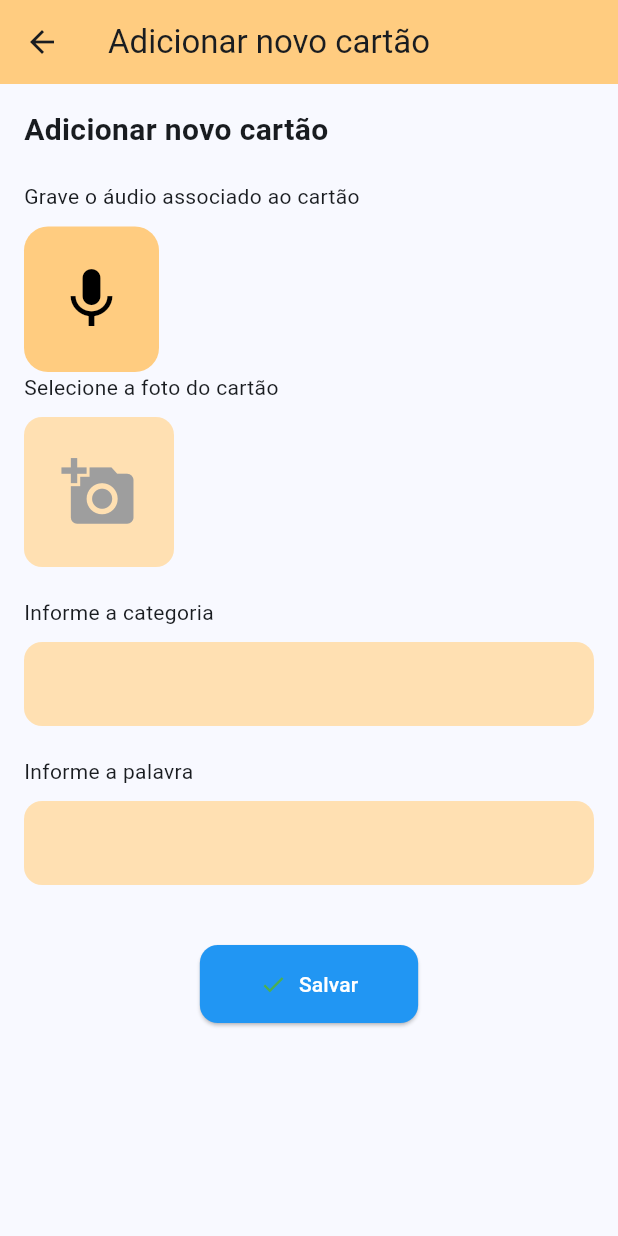
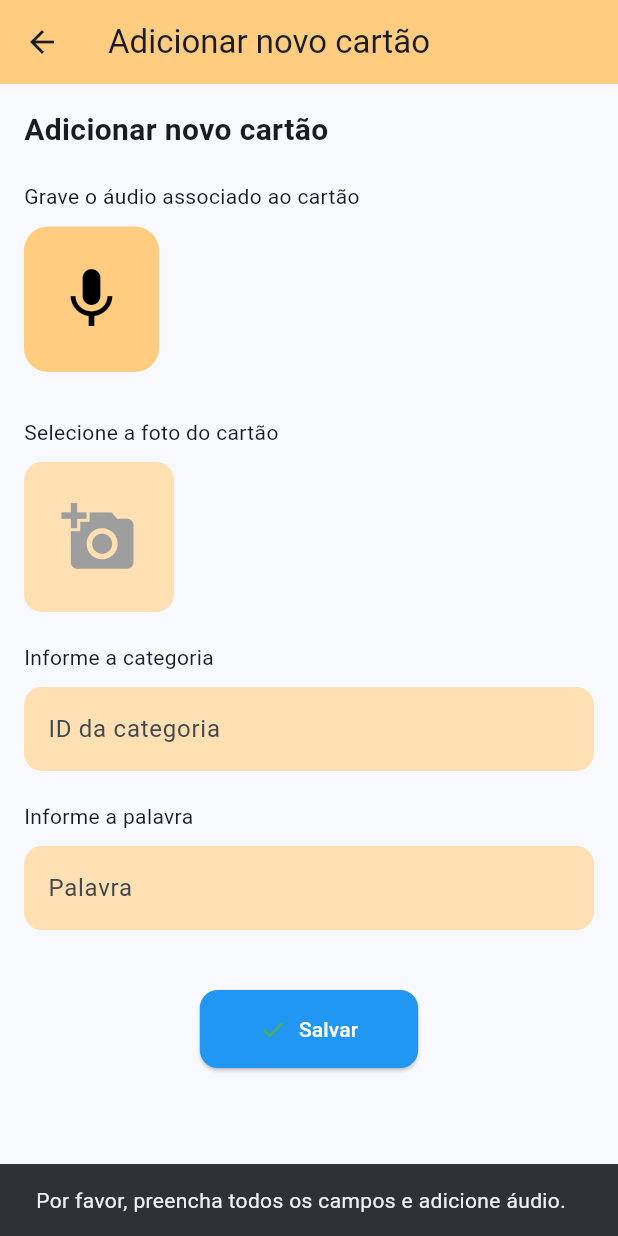
Before and after one commit to so-tha/Alfabetizando, a Flutter app: the AddCardWithAudio screen opened directly, after a tap on "Salvar", on a phone screen of 412 x 824 dp. Run offline on Flutter 3.47's test engine with Material 3 defaults, Android fonts, the phone set to English and light mode, and no system bars; our stand-ins replace audioplayers, file_picker, flutter_dotenv, google_fonts, google_sign_in, hive and 5 more; missing offline and left inert: flutter_sound; accounts and stored records are empty; Roboto replaces fonts that are missing (CustomFont).

Commit message:
add card funcional

```diff
--- a/lib/src/pages/intern_cards.dart
+++ b/lib/src/pages/intern_cards.dart
@@ -111,7 +111,7 @@ class _CardsInternosPageState extends State<CardsInternosPage> {
                         CategoryCard(
                           title: category.name,
                           imageUrl: category.imageUrl,
-                          categoryId: category.id,
+                          categoryId: category.id!,
                           categoryName: category.name,
                         ),
                         Positioned(
--- a/lib/src/widgets/add_card.dart
+++ b/lib/src/widgets/add_card.dart
@@ -1,9 +1,11 @@
+import 'package:alfabetizando_tcc/src/models/intern.dart';
 import 'package:flutter/foundation.dart';
 import 'package:flutter/material.dart';
 import 'package:image_picker/image_picker.dart';
 import 'dart:io';
 import 'package:flutter_sound/flutter_sound.dart';
 import 'package:permission_handler/permission_handler.dart';
+import 'package:supabase_flutter/supabase_flutter.dart';
 
 class AddCardWithAudio extends StatefulWidget {
   const AddCardWithAudio({super.key});
@@ -20,6 +22,8 @@ class _AddCardWithAudioState extends State<AddCardWithAudio> {
   final FlutterSoundRecorder _recorder = FlutterSoundRecorder();
   bool isRecording = false;
   String? _audioPath;
+
+  final SupabaseClient _supabase = Supabase.instance.client;
 
   @override
   void initState() {
@@ -46,8 +50,11 @@ class _AddCardWithAudioState extends State<AddCardWithAudio> {
     setState(() {
       isRecording = true;
     });
-    await _recorder.startRecorder(toFile: 'recording.aac');
-    _audioPath = 'recording.aac';
+    final tempDir = Directory.systemTemp;
+    final filePath =
+        '${tempDir.path}/recording_${DateTime.now().millisecondsSinceEpoch}.aac';
+    await _recorder.startRecorder(toFile: filePath);
+    _audioPath = filePath;
   }
 
   Future<void> _stopRecording() async {
@@ -59,22 +66,78 @@ class _AddCardWithAudioState extends State<AddCardWithAudio> {
     print('Gravação salva em: $path');
   }
 
-  void _saveCard() {
+  Future<String> _uploadFile(File file, String folder) async {
+    try {
+      final fileName =
+          '${DateTime.now().millisecondsSinceEpoch}_${file.path.split('/').last}';
+
+      await _supabase.storage.from(folder).upload(fileName, file);
+
+      final publicUrl = _supabase.storage.from(folder).getPublicUrl(fileName);
+
+      if (publicUrl.isEmpty) {
+        throw Exception('Não foi possível gerar a URL pública para o arquivo.');
+      }
+
+      return publicUrl;
+    } catch (e) {
+      if (kDebugMode) {
+        print('Erro no upload do arquivo: $e');
+      }
+      throw Exception('Falha no upload do arquivo: $e');
+    }
+  }
+
+  Future<void> _saveCard() async {
     if (_selectedImage != null &&
         _categoryController.text.isNotEmpty &&
         _wordController.text.isNotEmpty &&
         _audioPath != null) {
-      // Aqui você pode salvar os dados no banco (Supabase)
-      print(
-          'Salvar cartão com imagem: ${_selectedImage!.path}, categoria: ${_categoryController.text}, palavra: ${_wordController.text}, áudio: $_audioPath');
-      // Limpar campos após salvar
+      try {
+        showDialog(
+          context: context,
+          barrierDismissible: false,
+          builder: (_) => const Center(child: CircularProgressIndicator()),
+        );
+        String imageUrl = await _uploadFile(_selectedImage!, 'images');
+        File audioFile = File(_audioPath!);
+        String soundUrl = await _uploadFile(audioFile, 'audios');
+
+        CardsInternos card = CardsInternos(
+          name: _wordController.text,
+          imageUrl: imageUrl,
+          soundUrl: soundUrl,
+          categoryId: int.parse(_categoryController.text),
+          id: null,
+        );
+
+        await addCardsInternos(card);
+        Navigator.of(context).pop();
+
+        ScaffoldMessenger.of(context).showSnackBar(
+          const SnackBar(content: Text('Cartão salvo com sucesso!')),
+        );
         _categoryController.clear();
         _wordController.clear();
         setState(() {
           _selectedImage = null;
           _audioPath = null;
         });
+      } catch (e) {
+        Navigator.of(context).pop();
+        ScaffoldMessenger.of(context).showSnackBar(
+          SnackBar(content: Text('Erro ao salvar cartão: $e')),
+        );
+        if (kDebugMode) {
+          print('Erro ao salvar cartão: $e');
+        }
+      }
     } else {
+      ScaffoldMessenger.of(context).showSnackBar(
+        const SnackBar(
+            content:
+                Text('Por favor, preencha todos os campos e adicione áudio.')),
+      );
       if (kDebugMode) {
         print('Por favor, preencha todos os campos e adicione áudio.');
       }
@@ -132,6 +195,13 @@ class _AddCardWithAudioState extends State<AddCardWithAudio> {
                   ),
                 ),
               ),
+              const SizedBox(height: 10),
+              if (_audioPath != null)
+                Text(
+                  'Áudio salvo: ${_audioPath!.split('/').last}',
+                  style: const TextStyle(color: Colors.green),
+                ),
+              const SizedBox(height: 20),
               const Text('Selecione a foto do cartão'),
               const SizedBox(height: 10),
               GestureDetector(
@@ -165,6 +235,7 @@ class _AddCardWithAudioState extends State<AddCardWithAudio> {
               const SizedBox(height: 10),
               TextFormField(
                 controller: _categoryController,
+                keyboardType: TextInputType.number,
                 decoration: InputDecoration(
                   filled: true,
                   fillColor: Colors.orange.shade100,
@@ -172,6 +243,7 @@ class _AddCardWithAudioState extends State<AddCardWithAudio> {
                     borderRadius: BorderRadius.circular(12),
                     borderSide: BorderSide.none,
                   ),
+                  hintText: 'ID da categoria',
                 ),
               ),
               const SizedBox(height: 20),
@@ -186,10 +258,10 @@ class _AddCardWithAudioState extends State<AddCardWithAudio> {
                     borderRadius: BorderRadius.circular(12),
                     borderSide: BorderSide.none,
                   ),
+                  hintText: 'Palavra',
                 ),
               ),
-              const SizedBox(height: 20),
-              const SizedBox(height: 20),
+              const SizedBox(height: 40),
               Center(
                 child: ElevatedButton.icon(
                   onPressed: _saveCard,
--- a/pubspec.yaml
+++ b/pubspec.yaml
@@ -113,7 +113,6 @@ flutter:
     - lib/assets/categorias_internas/blusa.png
     - lib/assets/categorias_internas/saia.png
     - lib/assets/categorias_internas/jaqueta.png
-
     - lib/assets/audios/
 
 
```
Also changed, not shown: lib/src/models/intern.dart (+27 -15 lines), lib/src/models/intern.g.dart. Lines whose indentation alone changed are shown as unchanged.
